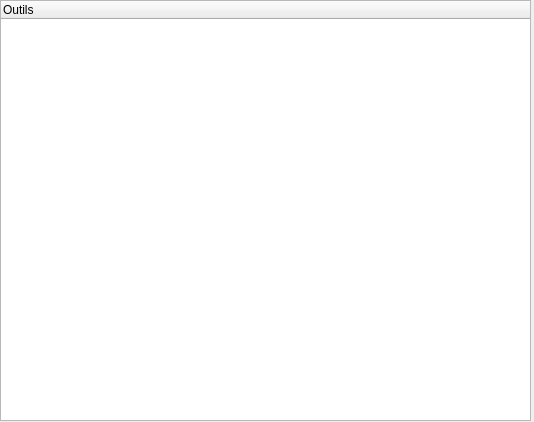
Qt form qsequoia2/scripts/tools_settings/tools_settings.ui (SequoiApp/QSEQUOIA-2) before a commit.
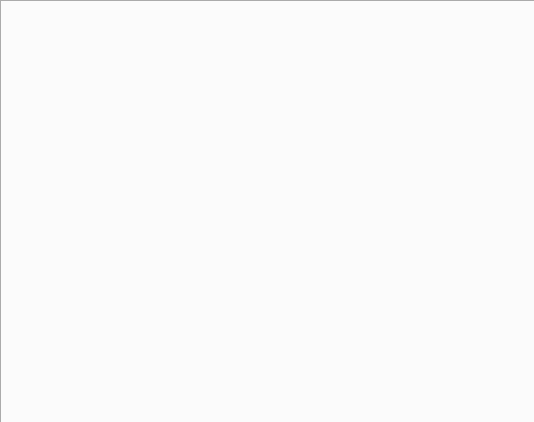
The same form after that commit.

Commit message: add the dynamic update logic for the tool tree

Diff of the .ui file:
```diff
--- a/qsequoia2/scripts/tools_settings/tools_settings.ui
+++ b/qsequoia2/scripts/tools_settings/tools_settings.ui
@@ -1,7 +1,7 @@
 <?xml version="1.0" encoding="UTF-8"?>
 <ui version="4.0">
  <class>tools</class>
- <widget class="QWidget" name="tools">
+ <widget class="QDialog" name="tools">
   <property name="geometry">
    <rect>
     <x>0</x>
@@ -13,26 +13,18 @@
   <property name="windowTitle">
    <string>tools</string>
   </property>
-  <widget class="QTreeWidget" name="functionsLibrary">
+  <widget class="QTabWidget" name="tabWidget">
    <property name="geometry">
     <rect>
      <x>0</x>
      <y>0</y>
-     <width>531</width>
-     <height>421</height>
+     <width>571</width>
+     <height>431</height>
     </rect>
    </property>
    <property name="contextMenuPolicy">
     <enum>Qt::PreventContextMenu</enum>
    </property>
-   <property name="toolTip">
-    <string>&lt;html&gt;&lt;head/&gt;&lt;body&gt;&lt;p&gt;Fonctions&lt;/p&gt;&lt;/body&gt;&lt;/html&gt;</string>
-   </property>
-   <column>
-    <property name="text">
-     <string>Outils</string>
-    </property>
-   </column>
   </widget>
  </widget>
  <resources/>
```
Left out of the diff: 4 changed lines with no effect on the pictures. The commit also changes 8 other files.
